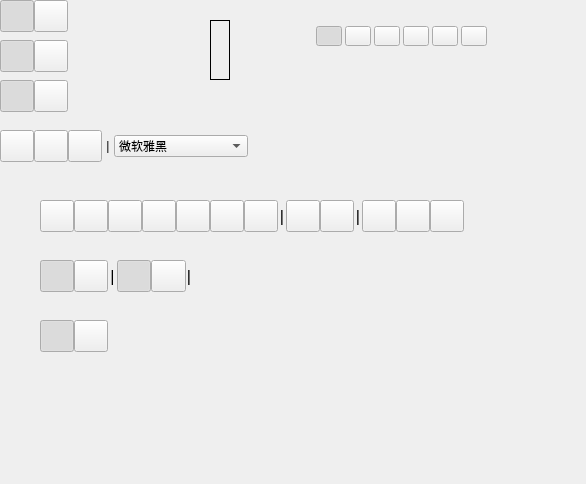
The window that MainWindow.ui (xland/ScreenCapture) describes before a commit, drawn with Qt 5.
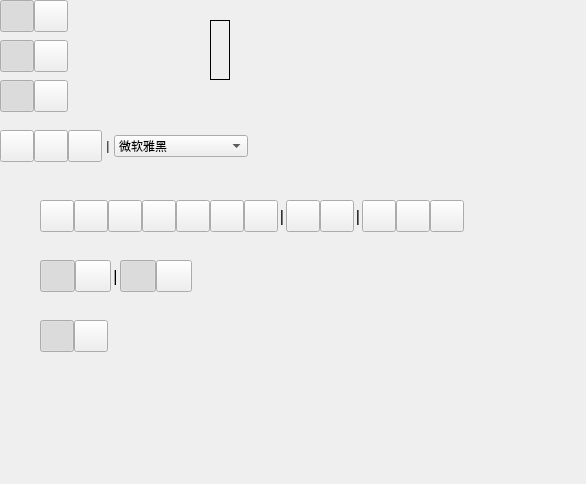
The same window after the commit.

Commit message: color selector

What changed in the file:
```diff
--- a/MainWindow.ui
+++ b/MainWindow.ui
@@ -819,34 +819,6 @@
           </property>
          </widget>
         </item>
-        <item>
-         <widget class="QLabel" name="label_5">
-          <property name="minimumSize">
-           <size>
-            <width>6</width>
-            <height>0</height>
-           </size>
-          </property>
-          <property name="maximumSize">
-           <size>
-            <width>6</width>
-            <height>16777215</height>
-           </size>
-          </property>
-          <property name="font">
-           <font>
-            <pointsize>12</pointsize>
-            <stylestrategy>PreferAntialias</stylestrategy>
-           </font>
-          </property>
-          <property name="text">
-           <string>|</string>
-          </property>
-          <property name="alignment">
-           <set>Qt::AlignCenter</set>
-          </property>
-         </widget>
-        </item>
        </layout>
       </widget>
      </item>
@@ -1526,258 +1498,6 @@
      </item>
     </layout>
    </widget>
-   <widget class="QWidget" name="colorSelector" native="true">
-    <property name="geometry">
-     <rect>
-      <x>310</x>
-      <y>20</y>
-      <width>181</width>
-      <height>32</height>
-     </rect>
-    </property>
-    <property name="sizePolicy">
-     <sizepolicy hsizetype="Preferred" vsizetype="Preferred">
-      <horstretch>0</horstretch>
-      <verstretch>0</verstretch>
-     </sizepolicy>
-    </property>
-    <property name="minimumSize">
-     <size>
-      <width>0</width>
-      <height>32</height>
-     </size>
-    </property>
-    <property name="maximumSize">
-     <size>
-      <width>99999</width>
-      <height>32</height>
-     </size>
-    </property>
-    <layout class="QHBoxLayout" name="horizontalLayout_11">
-     <property name="spacing">
-      <number>4</number>
-     </property>
-     <property name="leftMargin">
-      <number>6</number>
-     </property>
-     <property name="topMargin">
-      <number>6</number>
-     </property>
-     <property name="rightMargin">
-      <number>6</number>
-     </property>
-     <property name="bottomMargin">
-      <number>6</number>
-     </property>
-     <item>
-      <widget class="QPushButton" name="btnColorSelected">
-       <property name="sizePolicy">
-        <sizepolicy hsizetype="Preferred" vsizetype="Preferred">
-         <horstretch>0</horstretch>
-         <verstretch>0</verstretch>
-        </sizepolicy>
-       </property>
-       <property name="minimumSize">
-        <size>
-         <width>26</width>
-         <height>0</height>
-        </size>
-       </property>
-       <property name="maximumSize">
-        <size>
-         <width>26</width>
-         <height>16777215</height>
-        </size>
-       </property>
-       <property name="cursor">
-        <cursorShape>PointingHandCursor</cursorShape>
-       </property>
-       <property name="text">
-        <string/>
-       </property>
-       <property name="checkable">
-        <bool>true</bool>
-       </property>
-       <property name="checked">
-        <bool>true</bool>
-       </property>
-       <property name="autoExclusive">
-        <bool>true</bool>
-       </property>
-      </widget>
-     </item>
-     <item>
-      <widget class="QPushButton" name="btnColor1">
-       <property name="sizePolicy">
-        <sizepolicy hsizetype="Preferred" vsizetype="Preferred">
-         <horstretch>0</horstretch>
-         <verstretch>0</verstretch>
-        </sizepolicy>
-       </property>
-       <property name="minimumSize">
-        <size>
-         <width>26</width>
-         <height>0</height>
-        </size>
-       </property>
-       <property name="maximumSize">
-        <size>
-         <width>26</width>
-         <height>16777215</height>
-        </size>
-       </property>
-       <property name="cursor">
-        <cursorShape>PointingHandCursor</cursorShape>
-       </property>
-       <property name="text">
-        <string/>
-       </property>
-       <property name="checkable">
-        <bool>true</bool>
-       </property>
-       <property name="autoExclusive">
-        <bool>true</bool>
-       </property>
-      </widget>
-     </item>
-     <item>
-      <widget class="QPushButton" name="btnColor2">
-       <property name="sizePolicy">
-        <sizepolicy hsizetype="Preferred" vsizetype="Preferred">
-         <horstretch>0</horstretch>
-         <verstretch>0</verstretch>
-        </sizepolicy>
-       </property>
-       <property name="minimumSize">
-        <size>
-         <width>26</width>
-         <height>0</height>
-        </size>
-       </property>
-       <property name="maximumSize">
-        <size>
-         <width>26</width>
-         <height>16777215</height>
-        </size>
-       </property>
-       <property name="cursor">
-        <cursorShape>PointingHandCursor</cursorShape>
-       </property>
-       <property name="text">
-        <string/>
-       </property>
-       <property name="checkable">
-        <bool>true</bool>
-       </property>
-       <property name="autoExclusive">
-        <bool>true</bool>
-       </property>
-      </widget>
-     </item>
-     <item>
-      <widget class="QPushButton" name="btnColor3">
-       <property name="sizePolicy">
-        <sizepolicy hsizetype="Preferred" vsizetype="Preferred">
-         <horstretch>0</horstretch>
-         <verstretch>0</verstretch>
-        </sizepolicy>
-       </property>
-       <property name="minimumSize">
-        <size>
-         <width>26</width>
-         <height>0</height>
-        </size>
-       </property>
-       <property name="maximumSize">
-        <size>
-         <width>26</width>
-         <height>16777215</height>
-        </size>
-       </property>
-       <property name="cursor">
-        <cursorShape>PointingHandCursor</cursorShape>
-       </property>
-       <property name="text">
-        <string/>
-       </property>
-       <property name="checkable">
-        <bool>true</bool>
-       </property>
-       <property name="autoExclusive">
-        <bool>true</bool>
-       </property>
-      </widget>
-     </item>
-     <item>
-      <widget class="QPushButton" name="btnColor4">
-       <property name="sizePolicy">
-        <sizepolicy hsizetype="Preferred" vsizetype="Preferred">
-         <horstretch>0</horstretch>
-         <verstretch>0</verstretch>
-        </sizepolicy>
-       </property>
-       <property name="minimumSize">
-        <size>
-         <width>26</width>
-         <height>0</height>
-        </size>
-       </property>
-       <property name="maximumSize">
-        <size>
-         <width>26</width>
-         <height>16777215</height>
-        </size>
-       </property>
-       <property name="cursor">
-        <cursorShape>PointingHandCursor</cursorShape>
-       </property>
-       <property name="text">
-        <string/>
-       </property>
-       <property name="checkable">
-        <bool>true</bool>
-       </property>
-       <property name="autoExclusive">
-        <bool>true</bool>
-       </property>
-      </widget>
-     </item>
-     <item>
-      <widget class="QPushButton" name="btnColor5">
-       <property name="sizePolicy">
-        <sizepolicy hsizetype="Preferred" vsizetype="Preferred">
-         <horstretch>0</horstretch>
-         <verstretch>0</verstretch>
-        </sizepolicy>
-       </property>
-       <property name="minimumSize">
-        <size>
-         <width>26</width>
-         <height>0</height>
-        </size>
-       </property>
-       <property name="maximumSize">
-        <size>
-         <width>26</width>
-         <height>16777215</height>
-        </size>
-       </property>
-       <property name="cursor">
-        <cursorShape>PointingHandCursor</cursorShape>
-       </property>
-       <property name="text">
-        <string/>
-       </property>
-       <property name="checkable">
-        <bool>true</bool>
-       </property>
-       <property name="autoExclusive">
-        <bool>true</bool>
-       </property>
-      </widget>
-     </item>
-    </layout>
-   </widget>
   </widget>
  </widget>
  <resources/>
```
The commit also changes 7 other files.
